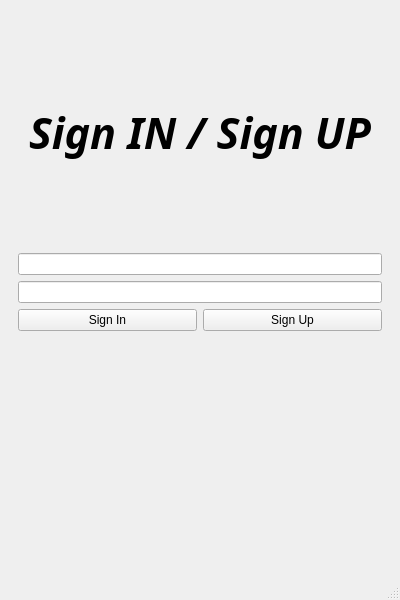
This is ui_forms/mainwindow.ui in AnatoliiShablov/AsyncSC as Qt 5 draws it before an edit. The edited form follows.
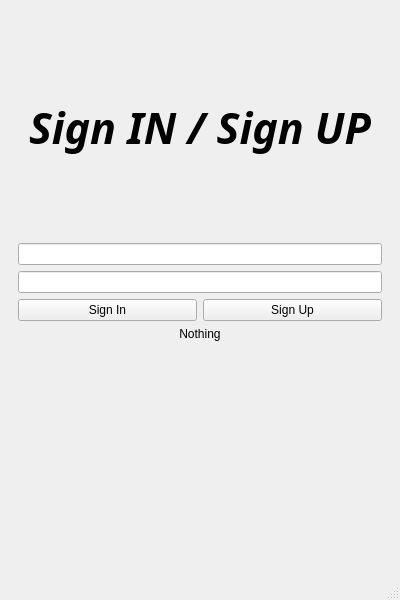
This is the edited form. The open tabs and pages were chosen to show the change.

```diff
--- a/ui_forms/mainwindow.ui
+++ b/ui_forms/mainwindow.ui
@@ -75,6 +75,16 @@
           </item>
          </layout>
         </item>
+        <item>
+         <widget class="QLabel" name="additional_info">
+          <property name="text">
+           <string>Nothing</string>
+          </property>
+          <property name="alignment">
+           <set>Qt::AlignCenter</set>
+          </property>
+         </widget>
+        </item>
         <item>
          <spacer name="spacer">
           <property name="orientation">
```
Left out of the diff: 2 changed lines with no effect on the pictures.
